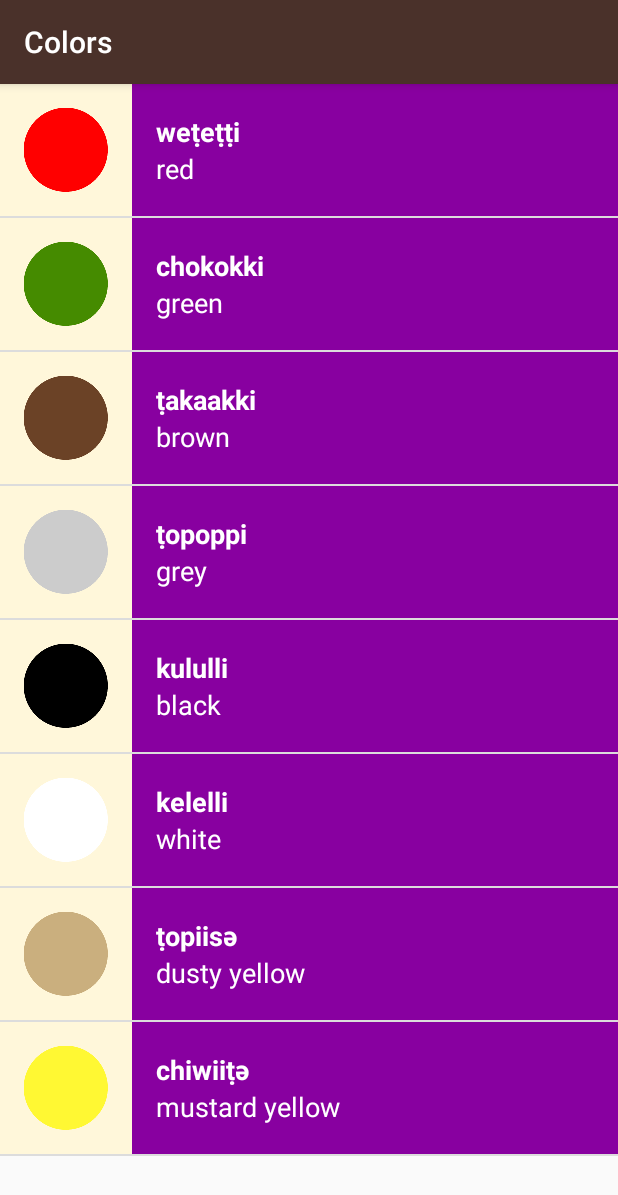
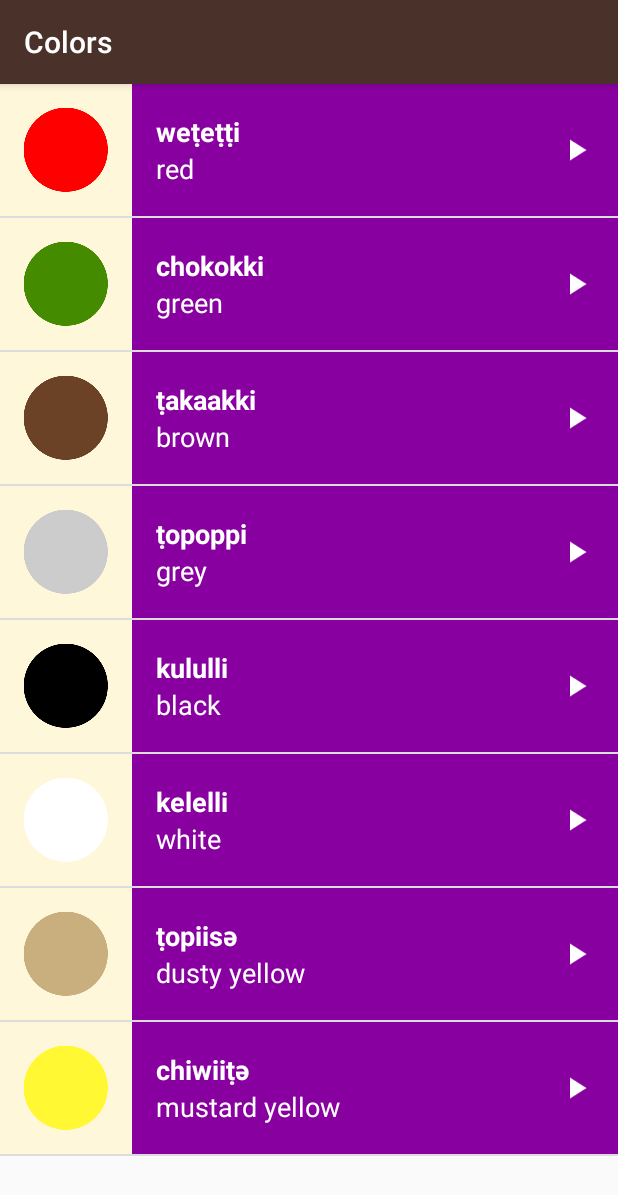
Before and after one commit to sudhanshu-soni/Miwok-App, an Android app: the ColorsActivity screen opened directly, with no data from a screen before it, on a phone screen of 412 x 824 dp. Shown: the top 1195 px of the screen. Run offline under Robolectric (Android 15) with nearby library versions, the phone set to English and light mode, and no system bars.

Commit message:
Add Audio Icon to List Item Layout

```diff
--- a/app/src/main/res/layout/list_item.xml
+++ b/app/src/main/res/layout/list_item.xml
@@ -1,9 +1,9 @@
 <?xml version="1.0" encoding="utf-8"?>
-<LinearLayout
+<RelativeLayout
     xmlns:android="http://schemas.android.com/apk/res/android"
     xmlns:tools="http://schemas.android.com/tools"
     android:layout_width="match_parent"
-    android:layout_height="wrap_content"
+    android:layout_height="@dimen/list_item_height"
     android:minHeight="@dimen/list_item_height"
     android:background="@color/tan_background">
 
@@ -12,17 +12,20 @@
         android:layout_width="@dimen/list_item_height"
         android:layout_height="@dimen/list_item_height" />
 
-    <LinearLayout
+    <RelativeLayout
         android:id="@+id/text_container"
         android:layout_width="match_parent"
-        android:layout_height="match_parent"
-        android:orientation="vertical"
+        android:layout_height="@dimen/list_item_height"
+        android:layout_alignParentBottom="true"
+        android:layout_alignParentRight="true"
+        android:layout_alignParentTop="true"
+        android:layout_toRightOf="@id/image"
         android:paddingLeft="16dp">
 
         <TextView
             android:id="@+id/miwok_text_view"
             android:layout_width="match_parent"
-            android:layout_height="0dp"
+            android:layout_height="44dp"
             android:layout_weight="1"
             android:gravity="bottom"
             android:textAppearance="?android:textAppearanceMedium"
@@ -33,12 +36,23 @@
         <TextView
             android:id="@+id/default_text_view"
             android:layout_width="match_parent"
-            android:layout_height="0dp"
+            android:layout_height="44dp"
+            android:layout_below="@id/miwok_text_view"
             android:layout_weight="1"
             android:gravity="top"
             android:textAppearance="?android:textAppearanceMedium"
             android:textColor="@android:color/white"
             tools:text="one" />
-    </LinearLayout>
 
-</LinearLayout>
+        <ImageView
+            android:layout_width="24dp"
+            android:layout_height="24dp"
+            android:layout_alignParentRight="true"
+            android:layout_centerVertical="true"
+            android:layout_marginRight="16dp"
+            android:src="@drawable/baseline_play_arrow_white_24dp" />
+
+    </RelativeLayout>
+
+
+</RelativeLayout>
```
Also changed, not shown: app/src/main/res/drawable-hdpi/baseline_play_arrow_white_24dp.png (added), app/src/main/res/drawable-mdpi/baseline_play_arrow_white_24dp.png (added), app/src/main/res/drawable-xhdpi/baseline_play_arrow_white_24dp.png (added), app/src/main/res/drawable-xxhdpi/baseline_play_arrow_white_24dp.png (added), app/src/main/res/drawable-xxxhdpi/baseline_play_arrow_white_24dp.png (added).
